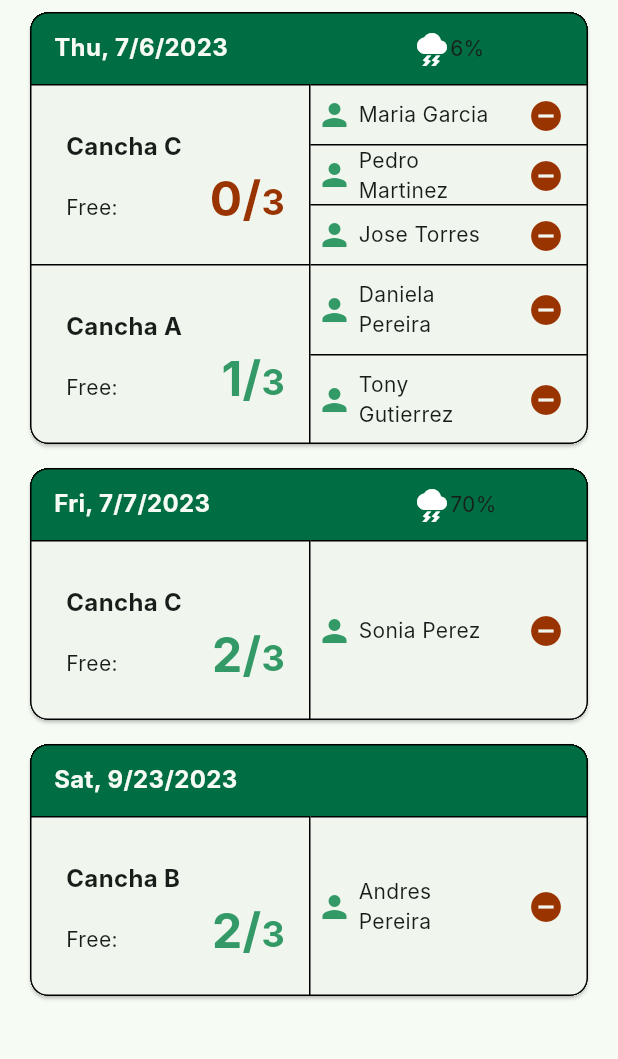
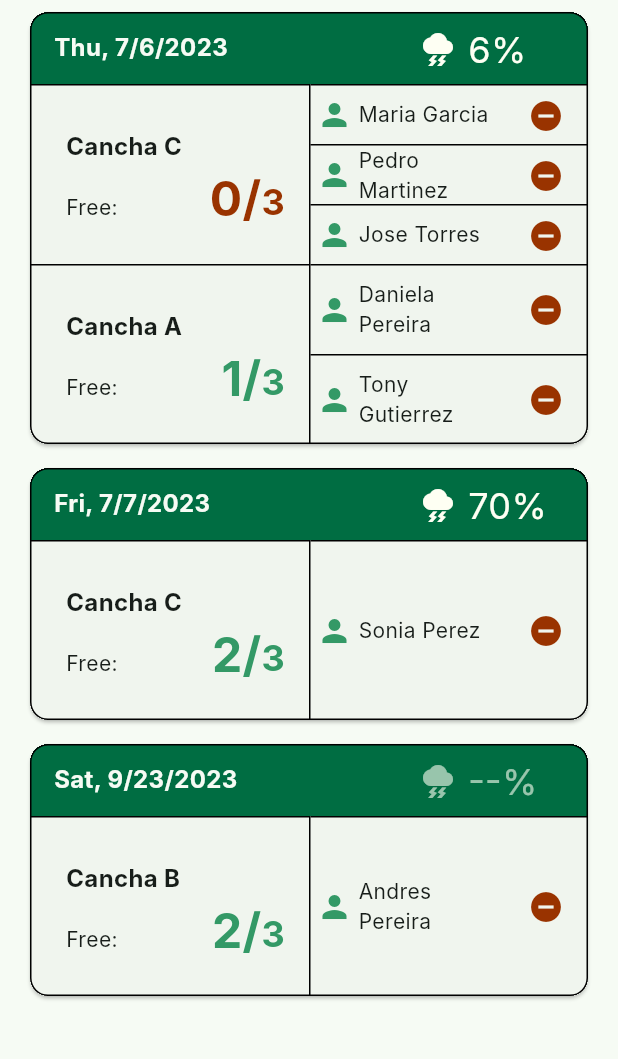
Before and after one commit to AndreXi/tennis-court-scheduling, a Flutter app: the screen it shows after launch, on a phone screen of 412 x 824 dp, the part 84-1143 px from its top. Run offline on Flutter 3.47's test engine with Material 2 defaults, Android fonts, the light colour scheme and no system bars; our stand-ins replace auto_route, bloc, dio, flutter_bloc, hive, hive_flutter; accounts and stored records are empty; generated files the repository leaves out were written again; Roboto replaces fonts that are missing (Inter).

Commit message:
feat: weather in schedules

```diff
--- a/lib/schedules/widgets/day_schedules_item.dart
+++ b/lib/schedules/widgets/day_schedules_item.dart
@@ -79,7 +79,7 @@ class DaySchedulesItem extends StatelessWidget {
                     ),
                   ),
                   SizedBox(
-                    width: 100,
+                    width: 96,
                     height: 32,
                     child: BlocProvider(
                       create: (_) => WeatherForecastCubit(
@@ -87,7 +87,21 @@ class DaySchedulesItem extends StatelessWidget {
                           dataProvider: WeatherDataProvider(),
                         ),
                       ),
-                      child: WeatherForecast(date: dateTime),
+                      child: Builder(
+                        builder: (context) {
+                          return BlocBuilder<SchedulesCubit, SchedulesState>(
+                            builder: (context, state) {
+                              if (state case SchedulesSuccess()) {
+                                context
+                                    .read<WeatherForecastCubit>()
+                                    .fetchData(dateTime);
+                                return WeatherForecast(date: dateTime);
+                              }
+                              return SizedBox();
+                            },
+                          );
+                        },
+                      ),
                     ),
                   )
                 ],
--- a/lib/weather/widgets/weather_forecast.dart
+++ b/lib/weather/widgets/weather_forecast.dart
@@ -19,25 +19,37 @@ class WeatherForecast extends StatelessWidget {
             return const CircularProgressIndicator();
 
           case WeatherForecastSuccess():
-            return Container(
-              child: Row(
+            return Row(
               children: [
-                  Icon(
+                const Icon(
                   Icons.thunderstorm,
-                    color: Colors.white,
+                  color: Color(0xfffefff3),
                 ),
+                const SizedBox(width: 8),
                 WeatherRainProbability(
                   day: state.dayRainProbability,
                   night: state.nightRainProbability,
                 )
               ],
-              ),
             );
 
+          case WeatherForecastUnknown():
+            return const Row(
+              children: [
+                Icon(
+                  Icons.thunderstorm,
+                  color: Color(0x99fefff3),
+                ),
+                SizedBox(width: 8),
+                WeatherRainProbabilityUnknown()
+              ],
+            );
+            ;
+
           default:
-            return SizedBox();
+            return const SizedBox();
         }
-        return SizedBox();
+        return const SizedBox();
       },
     );
   }
@@ -57,9 +69,35 @@ class WeatherRainProbability extends StatelessWidget {
   Widget build(BuildContext context) {
     return Row(
       children: [
-        Text('$day%'),
-        // Text('$night%'),
+        Text(
+          '$day%',
+          style: const TextStyle(
+            color: Color(0xfffefff3),
+            fontSize: 24,
+          ),
+        ),
       ],
     );
   }
 }
+
+class WeatherRainProbabilityUnknown extends StatelessWidget {
+  const WeatherRainProbabilityUnknown({
+    super.key,
+  });
+
+  @override
+  Widget build(BuildContext context) {
+    return const Row(
+      children: [
+        Text(
+          '--%',
+          style: TextStyle(
+            color: Color(0x99fefff3),
+            fontSize: 24,
+          ),
+        ),
+      ],
+    );
+  }
+}
```
Lines whose indentation alone changed are shown as unchanged.
